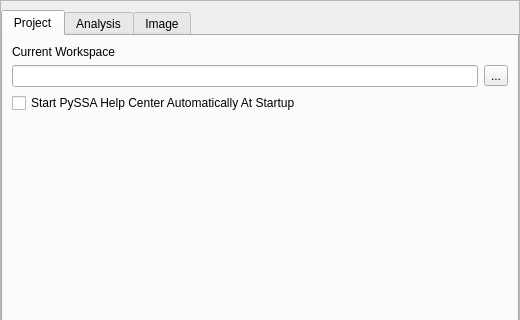
Qt form src/pyssa/gui/ui/forms/settings_view.ui (urban233/PySSA) before a commit; both pictures show x 0 to 520 and y 0 to 320 of the 520 by 503 pixel window.
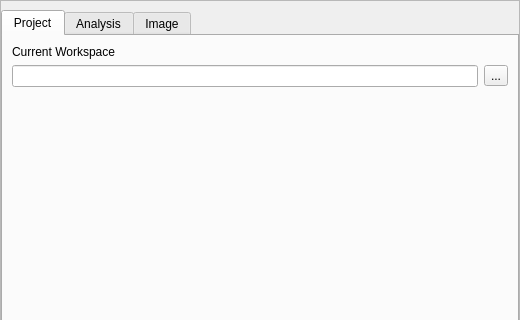
The same form after that commit.

Commit message: Refactor help window in all dialogs that have one

```diff
--- a/src/pyssa/gui/ui/forms/settings_view.ui
+++ b/src/pyssa/gui/ui/forms/settings_view.ui
@@ -85,13 +85,6 @@
             </item>
            </layout>
           </item>
-          <item>
-           <widget class="QCheckBox" name="check_box_start_help">
-            <property name="text">
-             <string>Start PySSA Help Center Automatically At Startup</string>
-            </property>
-           </widget>
-          </item>
           <item>
            <spacer name="verticalSpacer">
             <property name="orientation">
```
The commit also changes 36 other files.
